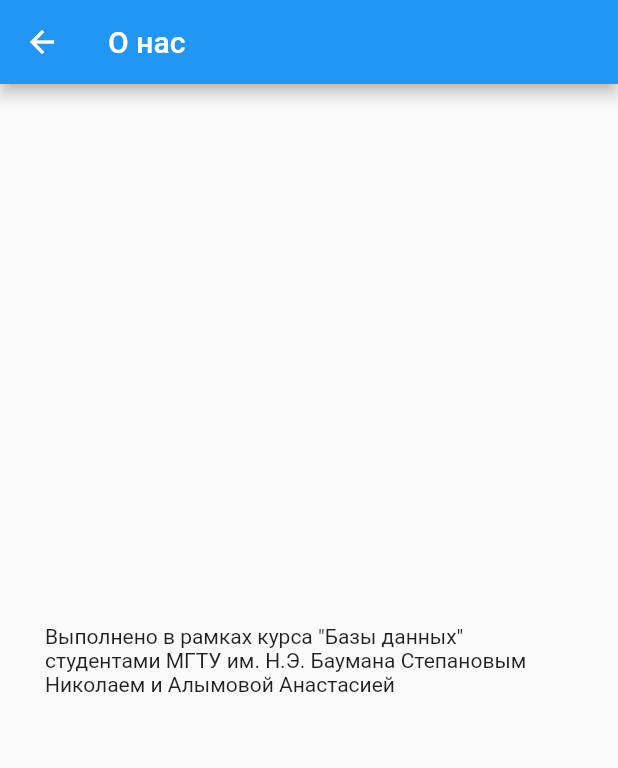
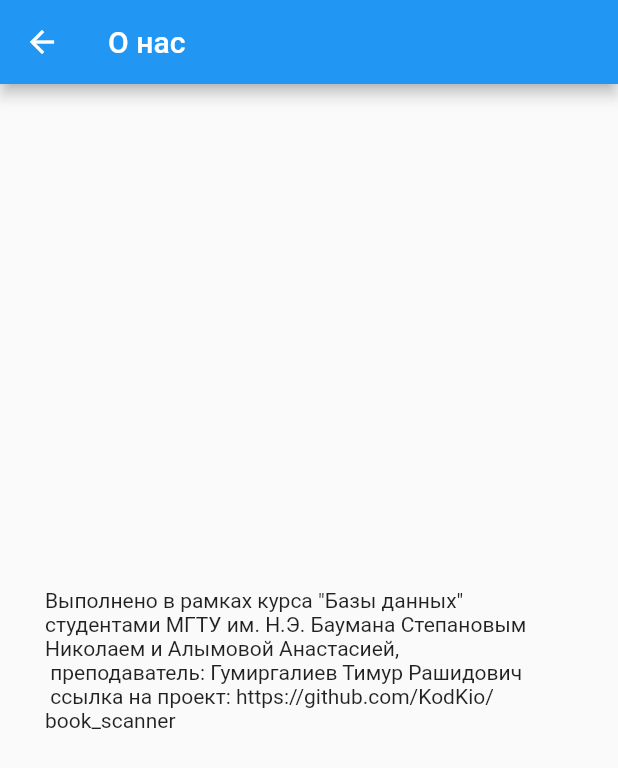
Before and after one commit to KodKio/book_scanner, a Flutter app: the AboutPage screen opened by its route, on a phone screen of 412 x 824 dp. Shown: the top 768 px of the screen. Run offline on Flutter 3.47's test engine with Material 2 defaults, Android fonts, the phone set to English and light mode, and no system bars; our stand-ins replace shared_preferences; missing offline and left inert: postgres, scan; accounts and stored records are empty.

Commit message:
add info

```diff
--- a/lib/about_page.dart
+++ b/lib/about_page.dart
@@ -20,7 +20,7 @@ class _AboutPageState extends State<AboutPage> {
       body: const Center(
         child: Padding(
             padding: EdgeInsets.symmetric(horizontal: 30),
-            child: Text('Выполнено в рамках курса "Базы данных" студентами МГТУ им. Н.Э. Баумана Степановым Николаем и Алымовой Анастасией')),
+            child: Text('Выполнено в рамках курса "Базы данных" студентами МГТУ им. Н.Э. Баумана Степановым Николаем и Алымовой Анастасией,\n преподаватель: Гумиргалиев Тимур Рашидович\n ссылка на проект: https://github.com/KodKio/book_scanner')),
       ),
     );
   }
```
